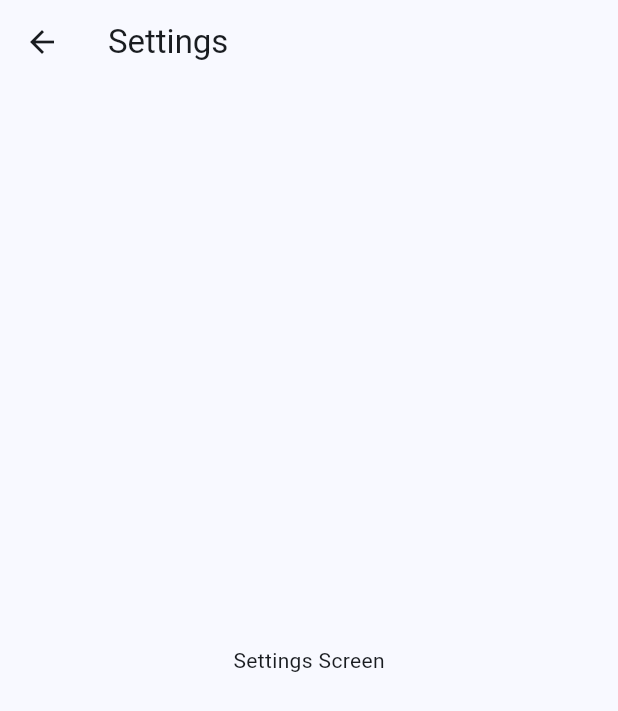
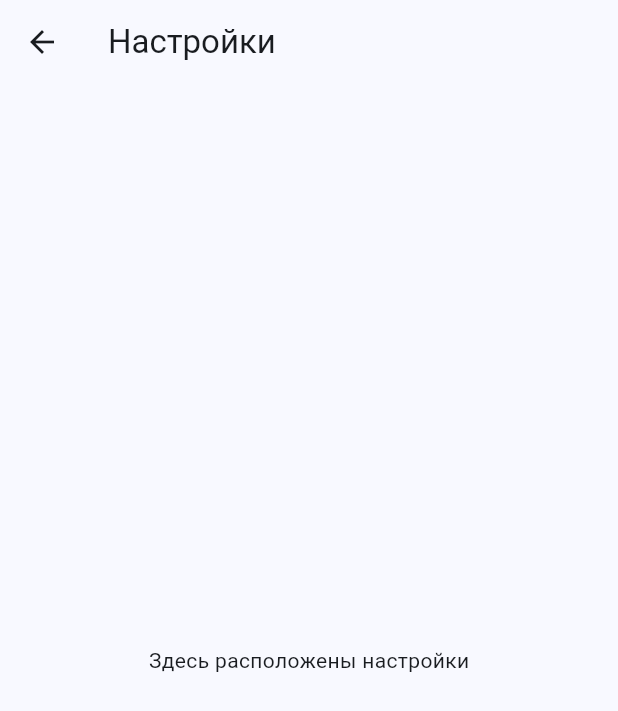
Before and after one commit to LukianenkoAnVi/FlutterStudProject, a Flutter app: the screen it shows after launch, after a tap on the "settings" icon, on a phone screen of 412 x 824 dp. Shown: the top 711 px of the screen. Run offline on Flutter 3.47's test engine with Material 3 defaults, Android fonts, the phone set to English and light mode, and no system bars; our stand-ins replace auto_route, easy_localization.

Commit message:
дз 6 Роутинг в приложении

```diff
--- a/lib/home_page.dart
+++ b/lib/home_page.dart
@@ -93,7 +93,7 @@ class _MyHomePageState extends State<MyHomePage> {
                   );
                 },
               ),
-              Spacer(), // добавляем Spacer между кнопками
+              Spacer(),
               IconButton(
                 icon: Icon(Icons.feed),
                 color: Colors.white,
--- a/lib/news_feed_screen.dart
+++ b/lib/news_feed_screen.dart
@@ -5,10 +5,10 @@ class NewsFeedScreen extends StatelessWidget {
   Widget build(BuildContext context) {
     return Scaffold(
       appBar: AppBar(
-        title: Text('News Feed'),
+        title: Text('Новости'),
       ),
       body: Center(
-        child: Text('News Feed Screen'),
+        child: Text('Здесь расположена новостная лента'),
       ),
     );
   }
--- a/lib/router.dart
+++ b/lib/router.dart
@@ -5,8 +5,8 @@ import 'settings_screen.dart';
 
 @MaterialAutoRouter(
   routes: <AutoRoute>[
-    MaterialRoute(page: NewsFeedScreen, initial: true),
-    MaterialRoute(page: SettingsScreen),
+    MaterialRoute(page: NewsFeedScreen),
+    MaterialRoute(page: SettingsScreen, initial: true),
   ],
 )
 class $AppRouter {}
--- a/lib/settings_screen.dart
+++ b/lib/settings_screen.dart
@@ -5,10 +5,10 @@ class SettingsScreen extends StatelessWidget {
   Widget build(BuildContext context) {
     return Scaffold(
       appBar: AppBar(
-        title: Text('Settings'),
+        title: Text('Настройки'),
       ),
       body: Center(
-        child: Text('Settings Screen'),
+        child: Text('Здесь расположены настройки'),
       ),
     );
   }
```
